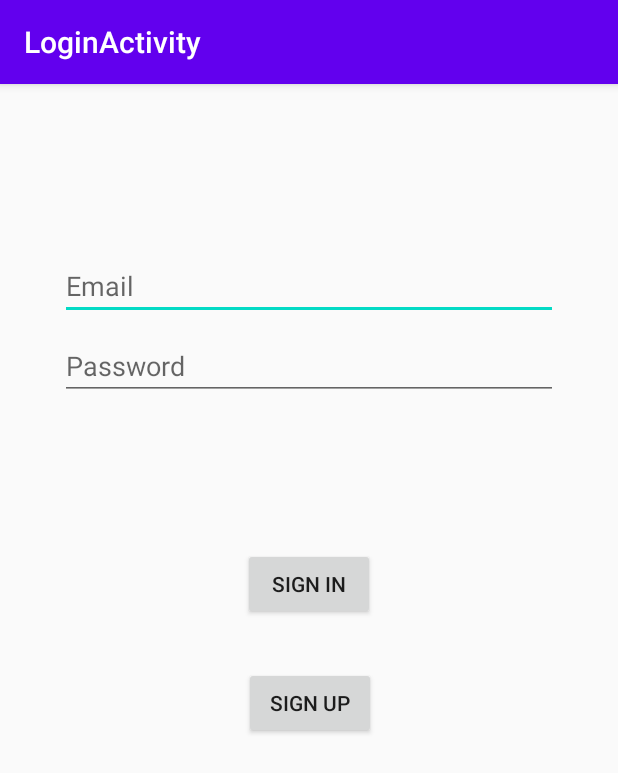
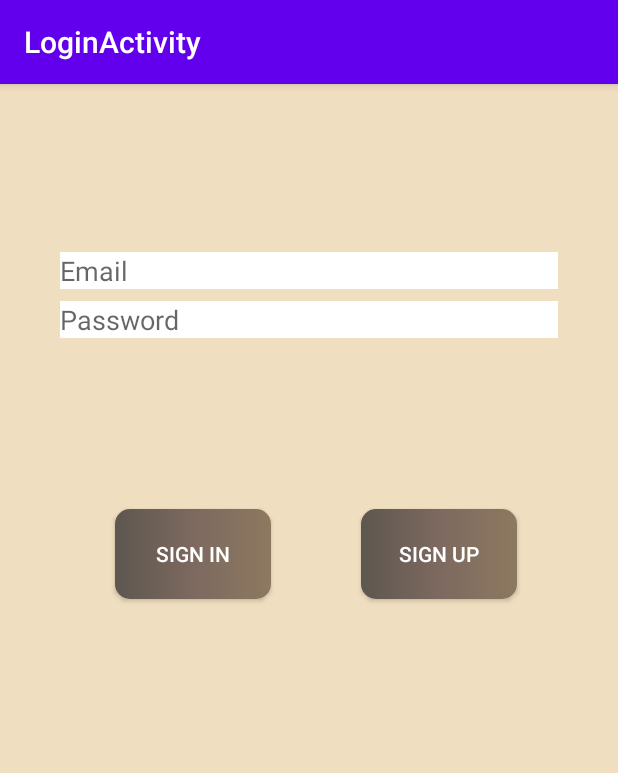
Before and after one commit to DMistera/Covid_Avoider, an Android app: the LoginActivity screen opened directly, with no data from a screen before it, on a phone screen of 412 x 824 dp. Shown: the top 773 px of the screen. Run offline under Robolectric (Android 15) with nearby library versions, the phone set to English and light mode, and no system bars.

Commit message:
new look

```diff
--- a/app/src/main/java/com/example/covidavoider/HistoryAdapter.java
+++ b/app/src/main/java/com/example/covidavoider/HistoryAdapter.java
@@ -1,5 +1,6 @@
 package com.example.covidavoider;
 
+import android.graphics.Color;
 import android.view.LayoutInflater;
 import android.view.ViewGroup;
 import android.widget.TextView;
@@ -42,6 +43,7 @@ public class HistoryAdapter extends RecyclerView.Adapter<HistoryAdapter.HistoryV
     @Override
     public void onBindViewHolder(@NonNull HistoryViewHolder holder, int position) {
         holder.textView.setText(entries.get(position).toString());
+        holder.textView.setTextColor(Color.parseColor("#ffffff"));
     }
 
     @Override
@@ -52,6 +54,7 @@ public class HistoryAdapter extends RecyclerView.Adapter<HistoryAdapter.HistoryV
     public static class HistoryViewHolder extends RecyclerView.ViewHolder {
         // each data item is just a string in this case
         public TextView textView;
+
         public HistoryViewHolder(TextView v) {
             super(v);
             textView = v;
--- /dev/null
+++ b/app/src/main/res/drawable/gradient_normal.xml
@@ -0,0 +1,12 @@
+<?xml version="1.0" encoding="utf-8"?>
+<selector xmlns:android="http://schemas.android.com/apk/res/android">
+    <item>
+        <shape xmlns:android="http://schemas.android.com/apk/res/android" android:shape="rectangle">
+            <gradient
+                android:startColor="#5d574f"
+                android:centerColor="#7d695f"
+                android:endColor="#8d795f" />
+            <corners android:radius="10dp" />
+        </shape>
+    </item>
+</selector>
--- a/app/src/main/res/layout/activity_history.xml
+++ b/app/src/main/res/layout/activity_history.xml
@@ -4,6 +4,7 @@
     xmlns:tools="http://schemas.android.com/tools"
     android:layout_width="match_parent"
     android:layout_height="match_parent"
+    android:background="@drawable/gradi_unor"
     tools:context=".HistoryActivity">
 
     <fragment
@@ -20,6 +21,7 @@
         android:layout_width="wrap_content"
         android:layout_height="wrap_content"
         android:text="@string/historia"
+        android:textColor="#FFFFFF"
         android:textSize="36sp"
         app:autoSizeMaxTextSize="240dp"
         app:autoSizeMinTextSize="240dp"
@@ -34,6 +36,7 @@
         android:id="@+id/historyList"
         android:layout_width="410dp"
         android:layout_height="449dp"
+        android:textColor="#FFFFFF"
         app:layout_constraintEnd_toEndOf="parent"
         app:layout_constraintHorizontal_bias="0.0"
         app:layout_constraintStart_toStartOf="parent"
@@ -46,7 +49,7 @@
         android:layout_width="wrap_content"
         android:layout_height="wrap_content"
         android:layout_marginTop="68dp"
-        android:text="TextView"
+        android:textColor="#FFFFFF"
         app:layout_constraintEnd_toEndOf="parent"
         app:layout_constraintHorizontal_bias="0.498"
         app:layout_constraintStart_toStartOf="parent"
--- a/app/src/main/res/layout/activity_login.xml
+++ b/app/src/main/res/layout/activity_login.xml
@@ -5,6 +5,7 @@
     android:id="@+id/container"
     android:layout_width="match_parent"
     android:layout_height="match_parent"
+    android:background="#efdebf"
     android:paddingLeft="@dimen/activity_horizontal_margin"
     android:paddingTop="@dimen/activity_vertical_margin"
     android:paddingRight="@dimen/activity_horizontal_margin"
@@ -18,6 +19,7 @@
         android:layout_marginStart="24dp"
         android:layout_marginTop="96dp"
         android:layout_marginEnd="24dp"
+        android:background="#ffffff"
         android:hint="@string/prompt_email"
         android:inputType="textEmailAddress"
         android:selectAllOnFocus="true"
@@ -32,6 +34,7 @@
         android:layout_marginStart="24dp"
         android:layout_marginTop="8dp"
         android:layout_marginEnd="24dp"
+        android:background="#ffffff"
         android:hint="@string/prompt_password"
         android:imeOptions="actionDone"
         android:inputType="textPassword"
@@ -42,39 +45,45 @@
 
     <Button
         android:id="@+id/login"
-        android:layout_width="wrap_content"
-        android:layout_height="wrap_content"
+        android:layout_width="104dp"
+        android:layout_height="60dp"
         android:layout_gravity="start"
         android:layout_marginStart="48dp"
         android:layout_marginTop="16dp"
         android:layout_marginEnd="48dp"
         android:layout_marginBottom="64dp"
+        android:background="@drawable/gradient_normal"
         android:enabled="true"
         android:onClick="onLogin"
         android:text="@string/action_sign_in"
+        android:textColor="#ffffff"
         app:layout_constraintBottom_toBottomOf="parent"
         app:layout_constraintEnd_toEndOf="parent"
+        app:layout_constraintHorizontal_bias="0.071"
         app:layout_constraintStart_toStartOf="parent"
         app:layout_constraintTop_toBottomOf="@+id/password"
-        app:layout_constraintVertical_bias="0.2" />
+        app:layout_constraintVertical_bias="0.222" />
 
     <Button
         android:id="@+id/register"
-        android:layout_width="wrap_content"
-        android:layout_height="wrap_content"
+        android:layout_width="104dp"
+        android:layout_height="60dp"
         android:layout_gravity="start"
         android:layout_marginStart="48dp"
+        android:layout_marginTop="16dp"
         android:layout_marginEnd="48dp"
         android:layout_marginBottom="64dp"
+        android:background="@drawable/gradient_normal"
         android:enabled="true"
         android:onClick="onRegister"
         android:text="@string/action_sign_up"
+        android:textColor="#ffffff"
         app:layout_constraintBottom_toBottomOf="parent"
         app:layout_constraintEnd_toEndOf="parent"
-        app:layout_constraintHorizontal_bias="0.503"
+        app:layout_constraintHorizontal_bias="0.981"
         app:layout_constraintStart_toStartOf="parent"
-        app:layout_constraintTop_toBottomOf="@+id/login"
-        app:layout_constraintVertical_bias="0.111" />
+        app:layout_constraintTop_toBottomOf="@+id/password"
+        app:layout_constraintVertical_bias="0.222" />
 
     <ProgressBar
         android:id="@+id/loading"
--- a/app/src/main/res/layout/activity_main.xml
+++ b/app/src/main/res/layout/activity_main.xml
@@ -39,12 +39,16 @@
         android:layout_alignParentLeft="true"
         android:layout_alignParentEnd="true"
         android:layout_alignParentRight="true"
+        android:layout_alignParentBottom="true"
         android:layout_marginStart="136dp"
         android:layout_marginLeft="136dp"
         android:layout_marginTop="156dp"
         android:layout_marginEnd="141dp"
         android:layout_marginRight="141dp"
+        android:layout_marginBottom="32dp"
+        android:background="@drawable/gradient_normal"
         android:onClick="startExample2"
-        android:text="logowanie" />
+        android:text="logowanie"
+        android:textColor="#FFFFFF" />
 
 </RelativeLayout>
--- a/app/src/main/res/layout/activity_map.xml
+++ b/app/src/main/res/layout/activity_map.xml
@@ -4,6 +4,7 @@
     xmlns:tools="http://schemas.android.com/tools"
     android:layout_width="match_parent"
     android:layout_height="match_parent"
+    android:background="#5d574f"
     tools:context=".MapActivity">
 
     <fragment xmlns:android="http://schemas.android.com/apk/res/android"
```
Also changed, not shown: app/src/main/res/drawable/gradi_unor.xml (added, +12 -0 lines), app/src/main/res/drawable/rounded_corners.xml (added, +9 -0 lines), app/src/main/res/layout/fragment_navigation.xml (+6 -8 lines).
